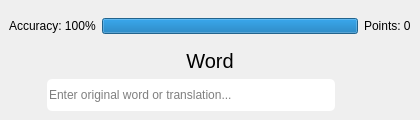
Above: window/interface/test_interface.ui from apps-open/BiLinguo before the change. Below: the same form after it.
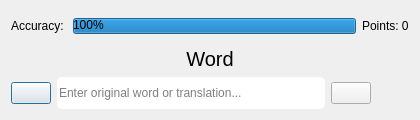
That is the form after the change. Icons and pictures are not drawn.

What changed in the file:
```diff
--- a/window/interface/test_interface.ui
+++ b/window/interface/test_interface.ui
@@ -1,7 +1,10 @@
 <?xml version="1.0" encoding="UTF-8"?>
 <ui version="4.0">
- <class>MainWindow</class>
- <widget class="QMainWindow" name="MainWindow">
+ <class>Dialog</class>
+ <widget class="QDialog" name="Dialog">
+  <property name="windowModality">
+   <enum>Qt::WindowModal</enum>
+  </property>
   <property name="geometry">
    <rect>
     <x>0</x>
@@ -10,13 +13,24 @@
     <height>120</height>
    </rect>
   </property>
+  <property name="minimumSize">
+   <size>
+    <width>420</width>
+    <height>120</height>
+   </size>
+  </property>
+  <property name="maximumSize">
+   <size>
+    <width>420</width>
+    <height>120</height>
+   </size>
+  </property>
   <property name="windowTitle">
    <string>Test</string>
   </property>
-  <property name="styleSheet">
-   <string notr="true"></string>
+  <property name="modal">
+   <bool>true</bool>
   </property>
-  <widget class="QWidget" name="centralwidget">
    <layout class="QVBoxLayout" name="verticalLayout_2">
     <item>
      <layout class="QHBoxLayout" name="horizontalLayout">
@@ -26,7 +40,7 @@
          <string notr="true"/>
         </property>
         <property name="text">
-         <string>Accuracy: 100%</string>
+        <string>Accuracy: </string>
         </property>
        </widget>
       </item>
@@ -42,7 +56,7 @@
          <number>100</number>
         </property>
         <property name="textVisible">
-         <bool>false</bool>
+        <bool>true</bool>
         </property>
         <property name="invertedAppearance">
          <bool>false</bool>
@@ -89,16 +103,7 @@
         <item>
          <widget class="QPushButton" name="statistic_button">
           <property name="styleSheet">
-           <string notr="true">*{image: url(:/statistic_icon/icons8-graph-24.png);
-
-border-radius: 5px;
-border: 0px solid;
-height: 32px;}
-*:hover {
-     height: 32px;
-      border: 1px solid white;
-      
-}</string>
+          <string notr="true">*{image: url(:/statistic_icon/icons8-graph-24.png);}</string>
           </property>
           <property name="text">
            <string/>
@@ -129,16 +134,7 @@
            <enum>Qt::NoFocus</enum>
           </property>
           <property name="styleSheet">
-           <string notr="true">*{image: url(:/enter_icon/icons8-next-page-24.png);
-
-border-radius: 5px;
-border: 0px solid;
-height: 32px;}
-*:hover {
-     height: 32px;
-      border: 1px solid white;
-      
-}</string>
+          <string notr="true">*{image: url(:/enter_icon/icons8-next-page-24.png);}</string>
           </property>
           <property name="text">
            <string/>
@@ -167,7 +163,6 @@
      </layout>
     </item>
    </layout>
-  </widget>
  </widget>
  <resources>
   <include location="resource/src.qrc"/>
```
Left out of the diff: 11 changed lines with no effect on the pictures. Lines whose indentation alone changed are shown as unchanged.
